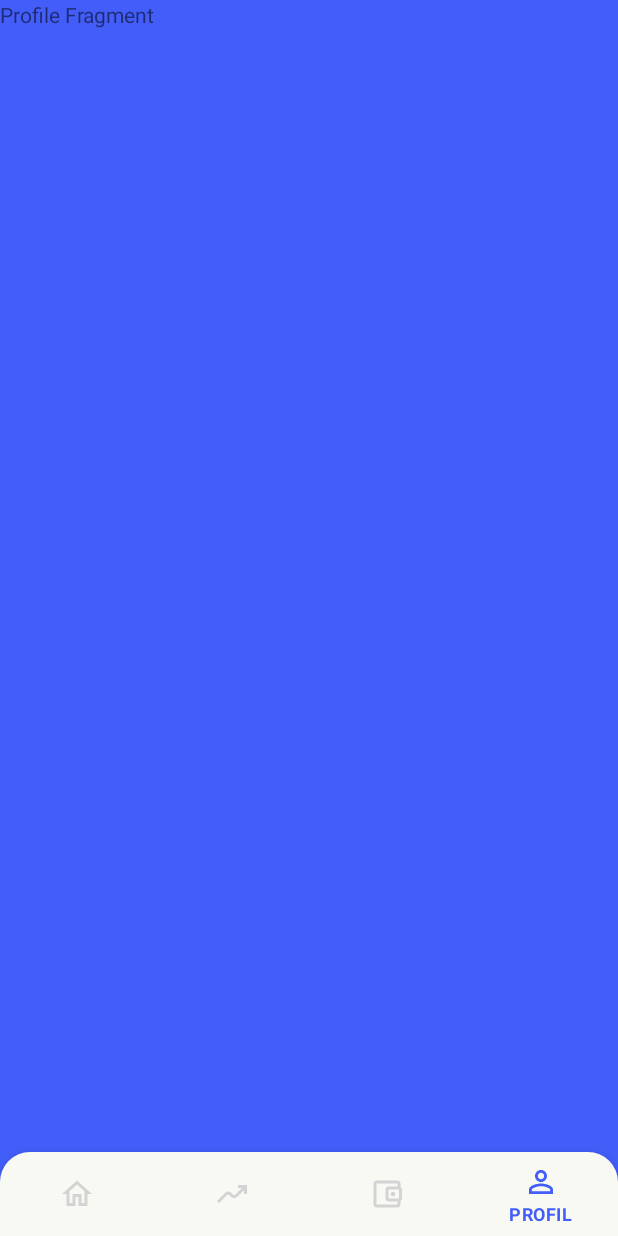
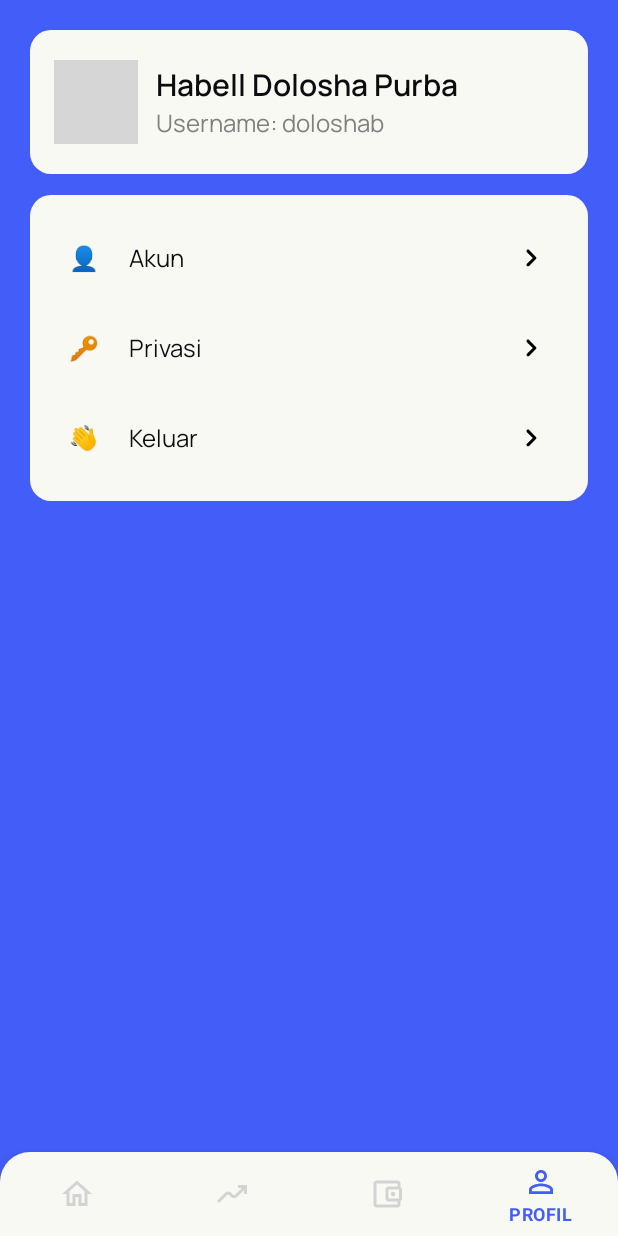
Before and after one commit to doloshabell/takana-app, an Android app: the HomeFragment screen opened directly, with no data from a screen before it, item 4 of the bottom bar chosen, on a phone screen of 412 x 824 dp. Run offline under Robolectric (Android 15) with nearby library versions, the light colour scheme and no system bars; grey boxes are pictures that could not be loaded.

Commit message:
wip: add display for profile

```diff
--- a/front-end/Takana/app/src/main/java/com/example/takana/presentation/HomeFragment.kt
+++ b/front-end/Takana/app/src/main/java/com/example/takana/presentation/HomeFragment.kt
@@ -14,16 +14,6 @@ class HomeFragment : Fragment() {
 
     lateinit var binding: FragmentHomeBinding
 
-    override fun onCreate(savedInstanceState: Bundle?) {
-        super.onCreate(savedInstanceState)
-    }
-
-    private fun setupContent() {
-        binding.apply {
-            tvGreetUsers.text = getString(R.string.halo_user, "Dolossss")
-        }
-    }
-
     override fun onCreateView(
         inflater: LayoutInflater, container: ViewGroup?,
         savedInstanceState: Bundle?
@@ -33,4 +23,9 @@ class HomeFragment : Fragment() {
         return binding.root
     }
 
+    private fun setupContent() {
+        binding.apply {
+            tvGreetUsers.text = getString(R.string.halo_user, "doloshab")
+        }
+    }
 }
--- a/front-end/Takana/app/src/main/java/com/example/takana/presentation/ProfileFragment.kt
+++ b/front-end/Takana/app/src/main/java/com/example/takana/presentation/ProfileFragment.kt
@@ -6,17 +6,25 @@ import android.view.LayoutInflater
 import android.view.View
 import android.view.ViewGroup
 import com.example.takana.R
+import com.example.takana.databinding.FragmentProfileBinding
 
 class ProfileFragment : Fragment() {
-    override fun onCreate(savedInstanceState: Bundle?) {
-        super.onCreate(savedInstanceState)
-    }
+
+    lateinit var binding: FragmentProfileBinding
 
     override fun onCreateView(
         inflater: LayoutInflater, container: ViewGroup?,
         savedInstanceState: Bundle?
     ): View? {
-        return inflater.inflate(R.layout.fragment_profile, container, false)
+        binding = FragmentProfileBinding.inflate(layoutInflater, container, false)
+        setupContent()
+        return binding.root
+    }
+
+    private fun setupContent() {
+        binding.apply {
+            tvUsername.text = getString(R.string.username_x, "doloshab")
+        }
     }
 
 }
--- /dev/null
+++ b/front-end/Takana/app/src/main/res/drawable/border_image_profile_blue.xml
@@ -0,0 +1,5 @@
+<?xml version="1.0" encoding="utf-8"?>
+<shape xmlns:android="http://schemas.android.com/apk/res/android">
+    <solid android:color="@color/main_color" />
+    <corners android:radius="@dimen/width_18" />
+</shape>
--- /dev/null
+++ b/front-end/Takana/app/src/main/res/drawable/round_navigate_next_24.xml
@@ -0,0 +1,5 @@
+<vector android:autoMirrored="true" android:height="24dp"
+    android:tint="#000000" android:viewportHeight="24"
+    android:viewportWidth="24" android:width="24dp" xmlns:android="http://schemas.android.com/apk/res/android">
+    <path android:fillColor="@android:color/white" android:pathData="M9.31,6.71c-0.39,0.39 -0.39,1.02 0,1.41L13.19,12l-3.88,3.88c-0.39,0.39 -0.39,1.02 0,1.41 0.39,0.39 1.02,0.39 1.41,0l4.59,-4.59c0.39,-0.39 0.39,-1.02 0,-1.41L10.72,6.7c-0.38,-0.38 -1.02,-0.38 -1.41,0.01z"/>
+</vector>
--- a/front-end/Takana/app/src/main/res/layout/fragment_profile.xml
+++ b/front-end/Takana/app/src/main/res/layout/fragment_profile.xml
@@ -1,15 +1,120 @@
 <?xml version="1.0" encoding="utf-8"?>
 <FrameLayout xmlns:android="http://schemas.android.com/apk/res/android"
+    xmlns:app="http://schemas.android.com/apk/res-auto"
     xmlns:tools="http://schemas.android.com/tools"
     android:layout_width="match_parent"
     android:layout_height="match_parent"
     android:background="@color/main_color"
+    android:paddingHorizontal="@dimen/padding_20"
     tools:context=".presentation.ProfileFragment">
 
-    <!-- TODO: Update blank fragment layout -->
-    <TextView
+    <ScrollView
         android:layout_width="match_parent"
-        android:layout_height="match_parent"
-        android:text="Profile Fragment" />
+        android:layout_height="match_parent">
+
+        <androidx.constraintlayout.widget.ConstraintLayout
+            android:layout_width="match_parent"
+            android:layout_height="match_parent">
+
+            <LinearLayout
+                android:id="@+id/ll_user_profile"
+                android:layout_width="match_parent"
+                android:layout_height="wrap_content"
+                android:layout_marginTop="@dimen/margin_20"
+                android:background="@drawable/border_round"
+                android:orientation="horizontal"
+                android:paddingHorizontal="@dimen/padding_16"
+                android:paddingVertical="@dimen/padding_20"
+                app:layout_constraintEnd_toEndOf="parent"
+                app:layout_constraintStart_toStartOf="parent"
+                app:layout_constraintTop_toTopOf="parent">
+
+                <ImageView
+                    android:id="@+id/iv_user_img"
+                    android:layout_width="@dimen/width_56"
+                    android:layout_height="@dimen/height_56"
+                    android:background="@drawable/border_image_profile_blue"
+                    android:src="@drawable/users_1" />
+
+                <LinearLayout
+                    android:layout_width="match_parent"
+                    android:layout_height="wrap_content"
+                    android:layout_marginLeft="@dimen/margin_12"
+                    android:orientation="vertical">
+
+                    <TextView
+                        android:id="@+id/tv_full_name"
+                        android:layout_width="wrap_content"
+                        android:layout_height="wrap_content"
+                        android:fontFamily="@font/manrope_semibold"
+                        android:text="Habell Dolosha Purba"
+                        android:textColor="@color/text_color"
+                        android:textSize="@dimen/textSize_20" />
+
+                    <TextView
+                        android:id="@+id/tv_username"
+                        android:layout_width="wrap_content"
+                        android:layout_height="wrap_content"
+                        android:fontFamily="@font/manrope_regular"
+                        android:text="@string/username_x"
+                        android:textColor="@color/gray"
+                        android:textSize="@dimen/textSize_16" />
+
+                </LinearLayout>
+
+            </LinearLayout>
+
+            <LinearLayout
+                android:layout_width="match_parent"
+                android:layout_height="wrap_content"
+                android:layout_marginTop="@dimen/margin_14"
+                android:background="@drawable/border_round"
+                android:orientation="vertical"
+                android:paddingHorizontal="@dimen/padding_16"
+                android:paddingVertical="@dimen/padding_20"
+                app:layout_constraintEnd_toEndOf="parent"
+                app:layout_constraintStart_toStartOf="parent"
+                app:layout_constraintTop_toBottomOf="@+id/ll_user_profile">
+
+                <TextView
+                    android:id="@+id/tv_edit_account"
+                    android:layout_width="match_parent"
+                    android:layout_height="wrap_content"
+                    android:layout_marginBottom="@dimen/margin_16"
+                    android:drawableEnd="@drawable/round_navigate_next_24"
+                    android:fontFamily="@font/manrope_regular"
+                    android:padding="@dimen/padding_10"
+                    android:text="@string/akun"
+                    android:textColor="@color/text_color"
+                    android:textSize="@dimen/textSize_16" />
+
+                <TextView
+                    android:id="@+id/tv_edit_privacy"
+                    android:layout_width="match_parent"
+                    android:layout_height="wrap_content"
+                    android:layout_marginBottom="@dimen/margin_16"
+                    android:drawableEnd="@drawable/round_navigate_next_24"
+                    android:fontFamily="@font/manrope_regular"
+                    android:padding="@dimen/padding_10"
+                    android:text="@string/privasi"
+                    android:textColor="@color/text_color"
+                    android:textSize="@dimen/textSize_16" />
+
+                <TextView
+                    android:id="@+id/tv_logout"
+                    android:layout_width="match_parent"
+                    android:layout_height="wrap_content"
+                    android:drawableEnd="@drawable/round_navigate_next_24"
+                    android:fontFamily="@font/manrope_regular"
+                    android:padding="@dimen/padding_10"
+                    android:text="@string/keluar"
+                    android:textColor="@color/text_color"
+                    android:textSize="@dimen/textSize_16" />
+
+            </LinearLayout>
+
+        </androidx.constraintlayout.widget.ConstraintLayout>
+
+    </ScrollView>
 
 </FrameLayout>
--- a/front-end/Takana/app/src/main/res/values/strings.xml
+++ b/front-end/Takana/app/src/main/res/values/strings.xml
@@ -34,4 +34,10 @@
 
     <!--home-->
     <string name="halo_user">Halo, %1$s \nyuk bisa yuk ga boros &#128293;</string>
+
+    <!--profile-->
+    <string name="username_x">Username: %1$s</string>
+    <string name="akun">👤\t\tAkun</string>
+    <string name="privasi">🔑\t\tPrivasi</string>
+    <string name="keluar">👋\t\tKeluar</string>
 </resources>
```
